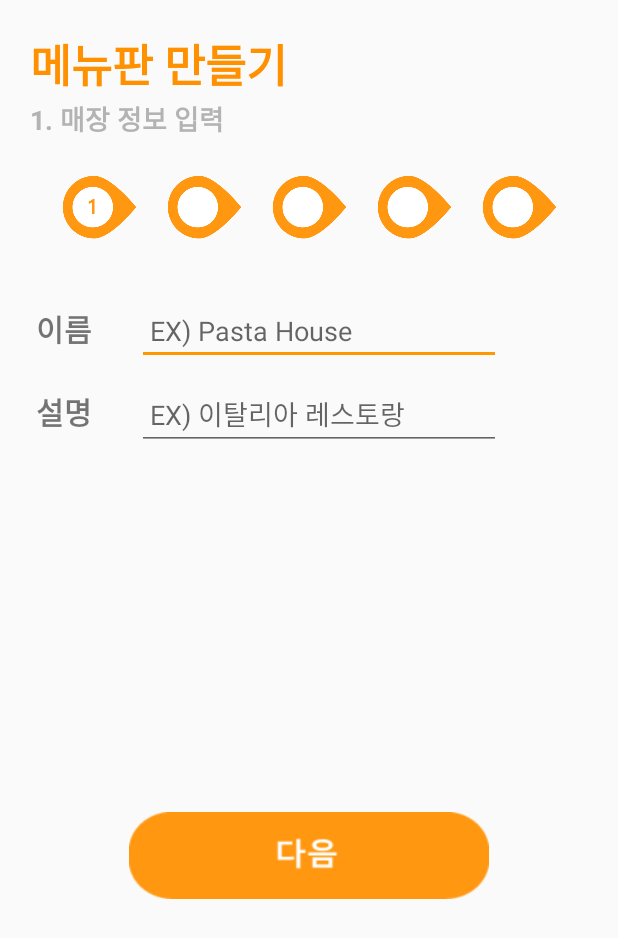
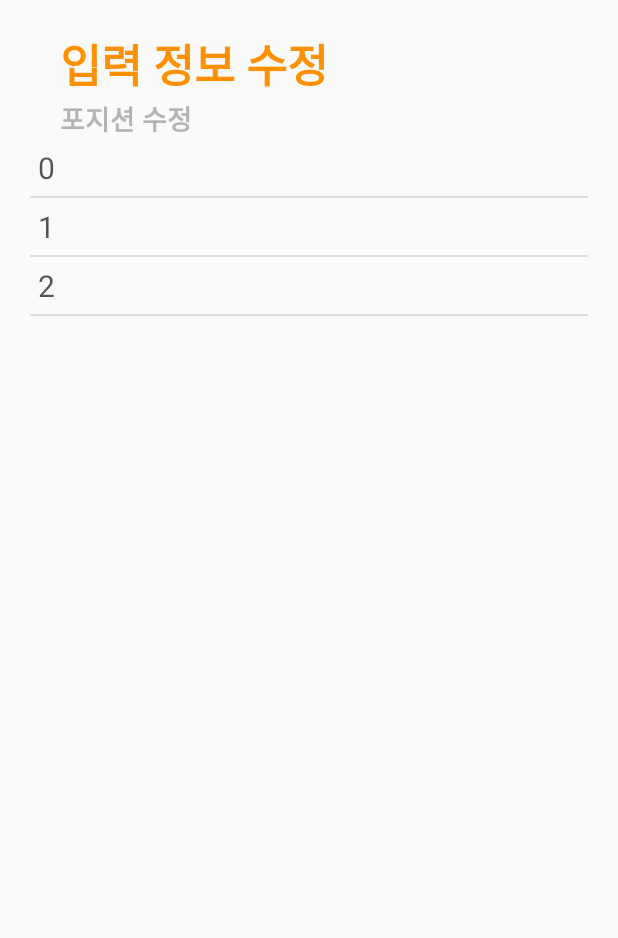
Before and after one commit to sangmin2dev/Chefling, an Android app: the ModifyActivity screen opened directly, with no data from a screen before it, after a tap on an icon or button, on a phone screen of 412 x 824 dp. Shown: the top 938 px of the screen. Run offline under Robolectric (Android 15) with nearby library versions, the phone set to English and light mode, and no system bars; our stand-ins replace data binding.

Commit message:
add expandablelistview in modify activity

```diff
--- a/Chef/app/src/main/AndroidManifest.xml
+++ b/Chef/app/src/main/AndroidManifest.xml
@@ -13,7 +13,7 @@
         android:roundIcon="@mipmap/ic_launcher_round"
         android:supportsRtl="true"
         android:theme="@style/AppTheme">
-        <activity android:name=".CookModify1"></activity>
+        <activity android:name=".CookModify1" />
         <activity android:name=".RestModify" />
         <activity android:name=".ModifyActivity" />
         <activity android:name=".Splash">
--- a/Chef/app/src/main/java/com/example/sungho/chef/CookModify1.java
+++ b/Chef/app/src/main/java/com/example/sungho/chef/CookModify1.java
@@ -1,14 +1,72 @@
 package com.example.sungho.chef;
 
 import androidx.appcompat.app.AppCompatActivity;
+import androidx.databinding.DataBindingUtil;
 
 import android.os.Bundle;
+import android.view.View;
+import android.view.WindowManager;
+import android.widget.ExpandableListView;
+import android.widget.Toast;
+
+import com.example.sungho.chef.databinding.ActivityCookModify1Binding;
+
+import java.util.ArrayList;
+import java.util.HashMap;
 
 public class CookModify1 extends AppCompatActivity {
+    ActivityCookModify1Binding binding;
+
+    ExpandableListView test_ExpandableListView;
+    CustomAdapter adapter;
+    ArrayList<CustomAdapter.GroupData> groupListDatas;
+    ArrayList<ArrayList<CustomAdapter.ChildData>> childListDatas;
 
     @Override
     protected void onCreate(Bundle savedInstanceState) {
         super.onCreate(savedInstanceState);
-        setContentView(R.layout.activity_cook_modify1);
+        getWindow().setFlags(WindowManager.LayoutParams.FLAG_FULLSCREEN,
+                WindowManager.LayoutParams.FLAG_FULLSCREEN);
+        binding = DataBindingUtil.setContentView(this, R.layout.activity_cook_modify1);
+
+        test_ExpandableListView = (ExpandableListView)findViewById(R.id.expandablelist);
+        setData();
+        adapter = new CustomAdapter(this,groupListDatas,childListDatas);
+        test_ExpandableListView.setAdapter(adapter);
+
+        test_ExpandableListView.setOnGroupClickListener(new ExpandableListView.OnGroupClickListener() {
+            @Override
+            public boolean onGroupClick(ExpandableListView parent, View v, int groupPosition, long id) {
+                return false;
+            }
+        });
     }
+    private void setData(){
+        groupListDatas = new ArrayList<CustomAdapter.GroupData>();
+        childListDatas = new ArrayList<ArrayList<CustomAdapter.ChildData>>();
+        int sizeList = 0;
+        groupListDatas.add(new CustomAdapter.GroupData(0));
+        childListDatas.add(new ArrayList<CustomAdapter.ChildData>());
+        childListDatas.get(sizeList).add(new CustomAdapter.ChildData(
+                "Park","01087039376","sungho0830@naver.com"));
+        childListDatas.get(sizeList).add(new CustomAdapter.ChildData(
+                "Park","01087039376","sungho0830@naver.com"));
+
+        groupListDatas.add(new CustomAdapter.GroupData(1));
+        childListDatas.add(new ArrayList<CustomAdapter.ChildData>());
+        sizeList++;
+        childListDatas.get(sizeList).add(new CustomAdapter.ChildData(
+                "Park","01087039376","sungho0830@naver.com"));
+        childListDatas.get(sizeList).add(new CustomAdapter.ChildData(
+                "Park","01087039376","sungho0830@naver.com"));
+
+        groupListDatas.add(new CustomAdapter.GroupData(2));
+        childListDatas.add(new ArrayList<CustomAdapter.ChildData>());
+        sizeList++;
+        childListDatas.get(sizeList).add(new CustomAdapter.ChildData(
+                "Park","01087039376","sungho0830@naver.com"));
+        childListDatas.get(sizeList).add(new CustomAdapter.ChildData(
+                "Park","01087039376","sungho0830@naver.com"));
+    }
+
 }
--- /dev/null
+++ b/Chef/app/src/main/java/com/example/sungho/chef/CustomAdapter.java
@@ -0,0 +1,136 @@
+package com.example.sungho.chef;
+
+import android.content.Context;
+import android.util.Log;
+import android.view.LayoutInflater;
+import android.view.View;
+import android.view.ViewGroup;
+import android.widget.BaseExpandableListAdapter;
+import android.widget.TextView;
+
+import org.w3c.dom.Text;
+
+import java.util.ArrayList;
+
+class CustomAdapter extends BaseExpandableListAdapter {
+    ArrayList<GroupData> groupDatas;
+    ArrayList<ArrayList<ChildData>> childDatas;
+    private LayoutInflater inflater = null;
+
+    public CustomAdapter(Context c, ArrayList<GroupData> groupDatas, ArrayList<ArrayList<ChildData>> childDatas){
+        super();
+        this.groupDatas = groupDatas;
+        this.childDatas = childDatas;
+        inflater = (LayoutInflater) c.getSystemService(Context.LAYOUT_INFLATER_SERVICE);
+    }
+
+    @Override
+    public int getGroupCount() {
+        return groupDatas.size();
+    }
+
+    @Override
+    public int getChildrenCount(int groupPosition) {
+        return childDatas.get(groupPosition).size();
+    }
+
+    @Override
+    public GroupData getGroup(int groupPosition) {
+        return groupDatas.get(groupPosition);
+    }
+
+    @Override
+    public ChildData getChild(int groupPosition, int childPosition) {
+        return childDatas.get(groupPosition).get(childPosition);
+    }
+
+    @Override
+    public long getGroupId(int groupPosition) {
+        return 0;
+    }
+
+    @Override
+    public long getChildId(int groupPosition, int childPosition) {
+        return 0;
+    }
+
+    @Override
+    public boolean hasStableIds() {
+        return false;
+    }
+
+    // 부모 리스트뷰
+    @Override
+    public View getGroupView(int groupPosition, boolean isExpanded, View convertView, ViewGroup parent) {
+        if(convertView == null){
+            convertView = inflater.inflate(R.layout.parent_list_view,null);
+        }
+        TextView parent_TextView = convertView.findViewById(R.id.parentText);
+        parent_TextView.setText(groupDatas.get(groupPosition).getGroupNumber()+"");
+
+        return convertView;
+    }
+
+    // 자식 리스트뷰
+    @Override
+    public View getChildView(int groupPosition, int childPosition, boolean isLastChild, View convertView, ViewGroup parent) {
+        if(convertView == null){
+            convertView = inflater.inflate(R.layout.child_list_view,null);
+        }
+        convertView = inflater.inflate(R.layout.child_list_view,null);
+
+        TextView name_TextView = (TextView)convertView.findViewById(R.id.name_text_view);
+        TextView tel_TextView = (TextView)convertView.findViewById(R.id.tel_text_view);
+        TextView email_TextView = (TextView)convertView.findViewById(R.id.email_text_view);
+
+        name_TextView.setText(childDatas.get(groupPosition).get(childPosition).getName());
+        tel_TextView.setText(childDatas.get(groupPosition).get(childPosition).getTel());
+        email_TextView.setText(childDatas.get(groupPosition).get(childPosition).getEmail());
+        Log.d("group",groupDatas.get(groupPosition).getGroupNumber()+"");
+
+        Log.d("group",childDatas.get(groupPosition).get(childPosition).getName());
+
+        return convertView;
+    }
+
+    // Child를 클릭할일이 있다면 true 로바꾸자
+    @Override
+    public boolean isChildSelectable(int groupPosition, int childPosition) {
+        return true;
+    }
+
+    static class ChildData{
+        private String name;
+        private String tel;
+        private String email;
+
+        public ChildData(String name, String tel, String email){
+            this.name = name;
+            this.tel = tel;
+            this.email = email;
+        }
+
+        public String getName() {
+            return name;
+        }
+
+        public String getTel() {
+            return tel;
+        }
+
+        public String getEmail() {
+            return email;
+        }
+    }
+
+    static class GroupData{
+        private int groupNumber;
+
+        public GroupData(int i){
+            this.groupNumber = i;
+        }
+        public int getGroupNumber(){
+            return groupNumber;
+        }
+    }
+}
--- a/Chef/app/src/main/java/com/example/sungho/chef/ModifyActivity.java
+++ b/Chef/app/src/main/java/com/example/sungho/chef/ModifyActivity.java
@@ -38,7 +38,7 @@ public class ModifyActivity extends AppCompatActivity {
         cookBtn.setOnClickListener(new View.OnClickListener() {
             @Override
             public void onClick(View v) {
-                Intent intent = new Intent(getApplicationContext(),MenuCustom1.class);
+                Intent intent = new Intent(getApplicationContext(),CookModify1.class);
                 startActivity(intent);
             }
         });
--- a/Chef/app/src/main/res/layout/activity_cook_modify1.xml
+++ b/Chef/app/src/main/res/layout/activity_cook_modify1.xml
@@ -1,9 +1,65 @@
 <?xml version="1.0" encoding="utf-8"?>
-<androidx.constraintlayout.widget.ConstraintLayout xmlns:android="http://schemas.android.com/apk/res/android"
+<layout
+    xmlns:android="http://schemas.android.com/apk/res/android"
     xmlns:app="http://schemas.android.com/apk/res-auto"
-    xmlns:tools="http://schemas.android.com/tools"
-    android:layout_width="match_parent"
-    android:layout_height="match_parent"
-    tools:context=".CookModify1">
+    xmlns:tools="http://schemas.android.com/tools">
+    <data>
+        <variable
+            name="activity"
+            type="com.example.sungho.chef.CookModify1"/>
+    </data>
+    <androidx.constraintlayout.widget.ConstraintLayout
+        android:layout_width="match_parent"
+        android:layout_height="match_parent"
+        tools:context="com.example.sungho.chef.CookModify1">
+        <ScrollView
+            android:layout_width="match_parent"
+            android:layout_height="match_parent"
+            android:layout_marginStart="20dp"
+            android:layout_marginEnd="20dp"
+            app:layout_constraintEnd_toEndOf="parent"
+            app:layout_constraintStart_toStartOf="parent">
+            <LinearLayout
+                android:layout_width="match_parent"
+                android:layout_height="wrap_content"
+                android:orientation="vertical">
+                <TextView
+                    android:id="@+id/textView3"
+                    android:layout_width="250dp"
+                    android:layout_height="wrap_content"
+                    android:paddingLeft="20dp"
+                    android:paddingTop="20dp"
+                    android:text="입력 정보 수정"
+                    android:textColor="#ff9100"
+                    android:textSize="30dp"
+                    android:textStyle="bold"
+                    app:layout_constraintStart_toStartOf="parent"
+                    app:layout_constraintTop_toTopOf="parent" />
 
-</androidx.constraintlayout.widget.ConstraintLayout>
+                <TextView
+                    android:id="@+id/textView2"
+                    android:layout_width="wrap_content"
+                    android:layout_height="wrap_content"
+                    android:paddingLeft="20dp"
+                    android:text="포지션 수정"
+                    android:textColor="#b3b3b3"
+                    android:textSize="18dp"
+                    android:textStyle="bold"
+                    app:layout_constraintStart_toStartOf="parent"
+                    app:layout_constraintTop_toBottomOf="@+id/textView3" />
+
+                <ExpandableListView
+                    android:id="@+id/expandablelist"
+                    android:layout_width="match_parent"
+                    android:layout_height="400dp"
+                    android:groupIndicator="@null">
+
+                </ExpandableListView>
+            </LinearLayout>
+
+        </ScrollView>
+
+    </androidx.constraintlayout.widget.ConstraintLayout>
+
+
+</layout>
--- a/Chef/app/src/main/res/layout/activity_rest_modify.xml
+++ b/Chef/app/src/main/res/layout/activity_rest_modify.xml
@@ -104,7 +104,7 @@
             app:layout_constraintEnd_toEndOf="parent"
             app:layout_constraintStart_toStartOf="parent"
             app:layout_constraintTop_toBottomOf="@+id/linearLayout3"
-            android:background="#ffffff"
+            android:background="#ffffffff"
             app:srcCompat="@drawable/okbtn" />
 
     </androidx.constraintlayout.widget.ConstraintLayout>
--- /dev/null
+++ b/Chef/app/src/main/res/layout/parent_list_view.xml
@@ -0,0 +1,20 @@
+<?xml version="1.0" encoding="utf-8"?>
+<LinearLayout
+    xmlns:android="http://schemas.android.com/apk/res/android"
+    xmlns:tools="http://schemas.android.com/tools"
+    android:layout_width="match_parent"
+    android:layout_height="match_parent"
+    android:orientation="horizontal"
+    android:layout_gravity="center">
+    <TextView
+        android:id="@+id/parentText"
+        android:layout_width="wrap_content"
+        android:layout_height="wrap_content"
+        android:padding="5dp"
+        android:text="Parent Text View"
+        android:textSize="20dp"
+        android:textColor="#AA000000"/>
+
+
+
+</LinearLayout>
```
Also changed, not shown: Chef/app/src/main/res/layout/child_list_view.xml (added, +39 -0 lines), Chef/app/src/main/res/drawable/removebtn.png (added).
